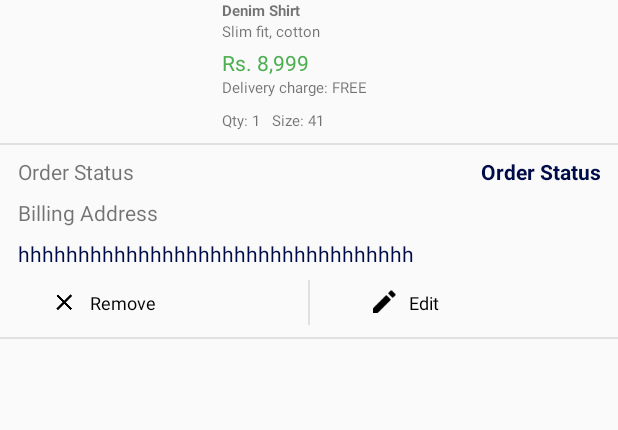
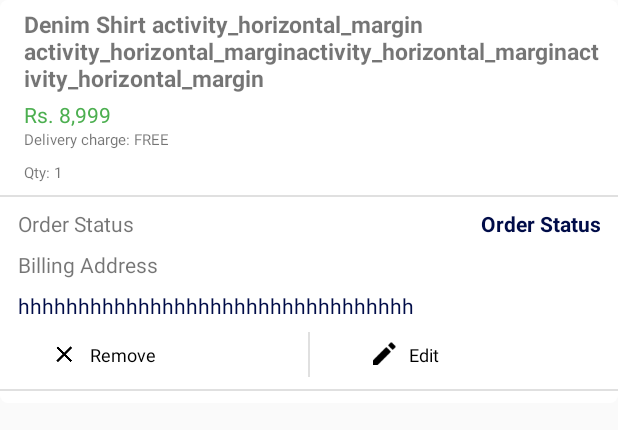
Before and after one commit to iamamit007/Ecommerce-Android, an Android app: the layout layout_cartlist_item.xml on its own in the app's theme, with its tools: preview values and no code run, on a phone screen of 412 x 824 dp. Shown: the top 430 px of the screen. Run offline under Robolectric (Android 15) with nearby library versions, the phone set to English and light mode, and no system bars; plain views replace SimpleDraweeView.

Commit message:
cancel order, order detail, orderlist

```diff
--- a/app/src/main/AndroidManifest.xml
+++ b/app/src/main/AndroidManifest.xml
@@ -12,7 +12,8 @@
         android:label="@string/app_name"
         android:supportsRtl="true"
         android:theme="@style/AppTheme">
-        <activity android:name=".options.MyWishListActivity"></activity>
+        <activity android:name=".options.OrderDetailActivity"></activity>
+        <activity android:name=".options.MyWishListActivity" />
         <activity android:name=".options.MyAccountActivity" />
         <activity android:name=".registration.AddAddressActivity" />
         <activity android:name=".registration.SignUpActivity" />
--- a/app/src/main/java/com/allandroidprojects/ecomsample/options/WishlistActivity.java
+++ b/app/src/main/java/com/allandroidprojects/ecomsample/options/WishlistActivity.java
@@ -140,10 +140,10 @@ public class WishlistActivity extends AppCompatActivity {
         public void onBindViewHolder(final WishlistActivity.SimpleStringRecyclerViewAdapter.ViewHolder holder, final int position) {
 
             if (position == 0){
-                holder.wishTitle.setText("Shopping List");
+                holder.wishTitle.setText("Shopping List"+mWishlistImageUri.get(position).getShare_key());
             }
             else {
-                holder.wishTitle.setText("Shopping List" + position);
+                holder.wishTitle.setText("Shopping List " + position + mWishlistImageUri.get(position).getShare_key());
             }
             holder.wishKey.setText(mWishlistImageUri.get(position).getTitle());
             holder.mLayoutItem.setOnClickListener(new View.OnClickListener() {
--- /dev/null
+++ b/app/src/main/res/drawable-xxhdpi/order_bg.xml
@@ -0,0 +1,6 @@
+<?xml version="1.0" encoding="utf-8"?>
+<shape xmlns:android="http://schemas.android.com/apk/res/android"
+    android:shape="rectangle">
+    <solid android:color="@color/cardview_light_background" />
+    <corners android:radius="5dp" />
+</shape>
--- a/app/src/main/res/layout/layout_cartlist_item.xml
+++ b/app/src/main/res/layout/layout_cartlist_item.xml
@@ -1,64 +1,85 @@
 <?xml version="1.0" encoding="utf-8"?>
 <LinearLayout xmlns:android="http://schemas.android.com/apk/res/android"
+    xmlns:fresco="http://schemas.android.com/apk/res-auto"
     android:layout_width="match_parent"
               android:layout_height="wrap_content"
               android:orientation="vertical"
-              android:paddingBottom="@dimen/margin_medium">
+                android:background="@drawable/order_bg">
     <LinearLayout android:layout_width="match_parent"
                   android:layout_height="wrap_content"
+android:layout_marginTop="5dp"
                   android:orientation="horizontal"
                   android:weightSum="3">
+
         <com.facebook.drawee.view.SimpleDraweeView
-            xmlns:fresco="http://schemas.android.com/apk/res-auto"
-                                                   android:id="@+id/image_cartlist" android:layout_width="0dp"
+            android:id="@+id/image_cartlist"
+            android:layout_width="0dp"
             android:layout_height="80dp"
+            android:layout_gravity="center_vertical"
             android:layout_weight="1"
-                                                   android:layout_gravity="center_vertical"
-                                                   fresco:placeholderImage="@color/stay_color"/>
-        <LinearLayout  android:id="@+id/layout_item_desc"
-                       android:layout_width="0dp"
+            android:visibility="gone"
+            fresco:placeholderImage="@color/stay_color" />
+
+        <LinearLayout
+            android:id="@+id/layout_item_desc"
+            android:layout_width="380dp"
             android:layout_height="wrap_content"
-                       android:orientation="vertical"
+            android:layout_marginLeft="@dimen/activity_horizontal_margin"
+
             android:layout_weight="2"
-                       android:layout_marginLeft="@dimen/activity_horizontal_margin">
+            android:orientation="vertical">
+
             <TextView
                 android:id="@+id/name"
                 android:layout_width="wrap_content"
                 android:layout_height="wrap_content"
-                      android:text="Denim Shirt"
-                      android:textSize="@dimen/text_size_small"
-                      android:textStyle="bold"/>
-            <TextView android:layout_width="wrap_content"
+                android:paddingRight="5dp"
+                android:text="Denim Shirt activity_horizontal_margin activity_horizontal_marginactivity_horizontal_marginactivity_horizontal_margin"
+                android:textSize="15sp"
+                android:textStyle="bold" />
+
+            <TextView
+                android:layout_width="wrap_content"
                 android:layout_height="wrap_content"
                 android:text="Slim fit, cotton"
-                      android:textSize="@dimen/text_size_small"/>
+                android:textSize="@dimen/text_size_small"
+                android:visibility="gone" />
+
             <TextView
                 android:id="@+id/price"
                 android:layout_width="wrap_content"
                 android:layout_height="wrap_content"
+                android:layout_marginTop="@dimen/margin_small"
                 android:text="Rs. 8,999"
-                      android:textSize="@dimen/text_size_xmedium"
                 android:textColor="#4CAF50"
-                      android:layout_marginTop="@dimen/margin_small"/>
-            <TextView android:layout_width="wrap_content"
+                android:textSize="@dimen/text_size_xmedium" />
+
+            <TextView
+                android:layout_width="wrap_content"
                 android:layout_height="wrap_content"
                 android:text="Delivery charge: FREE"
-                      android:textSize="@dimen/text_size_small"/>
-            <LinearLayout android:layout_width="match_parent"
+                android:textSize="@dimen/text_size_small" />
+
+            <LinearLayout
+                android:layout_width="match_parent"
                 android:layout_height="wrap_content"
-                          android:orientation="horizontal"
-                          android:layout_marginTop="@dimen/margin_medium">
+                android:layout_marginTop="@dimen/margin_medium"
+                android:orientation="horizontal">
+
                 <TextView
                     android:id="@+id/quantity"
                     android:layout_width="wrap_content"
                     android:layout_height="wrap_content"
                     android:text="Qty: 1"
-                          android:textSize="@dimen/text_size_small"/>
-                <TextView android:layout_width="wrap_content"
+                    android:textSize="@dimen/text_size_small" />
+
+                <TextView
+                    android:layout_width="wrap_content"
                     android:layout_height="wrap_content"
+                    android:layout_marginLeft="@dimen/margin_medium"
                     android:text="Size: 41"
                     android:textSize="@dimen/text_size_small"
-                          android:layout_marginLeft="@dimen/margin_medium"/>
+                    android:visibility="gone" />
             </LinearLayout>
         </LinearLayout>
     </LinearLayout>
```
Also changed, not shown: app/src/main/java/com/allandroidprojects/ecomsample/options/CartListActivity.java (+72 -42 lines), app/src/main/java/com/allandroidprojects/ecomsample/options/MyWishListActivity.java (+5 -4 lines), app/src/main/java/com/allandroidprojects/ecomsample/options/OrderDetailActivity.java (added, +54 -0 lines), app/src/main/res/layout/activity_order_detail.xml (added, +278 -0 lines). Lines whose indentation alone changed are shown as unchanged.
